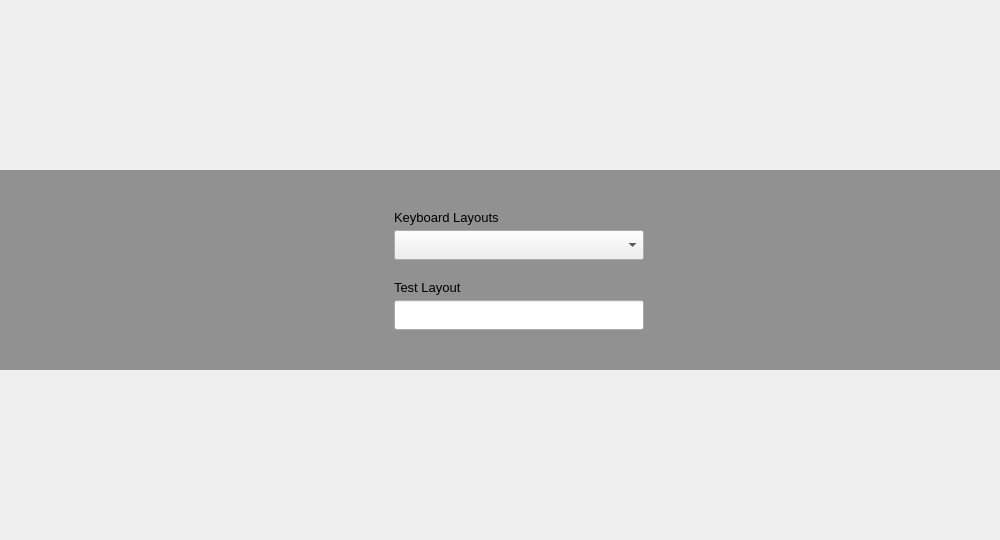
First picture: the form in yali-proximate/yali/gui/Ui/keyboardwidget.ui, repository pars-linux/uludag, before the edit.
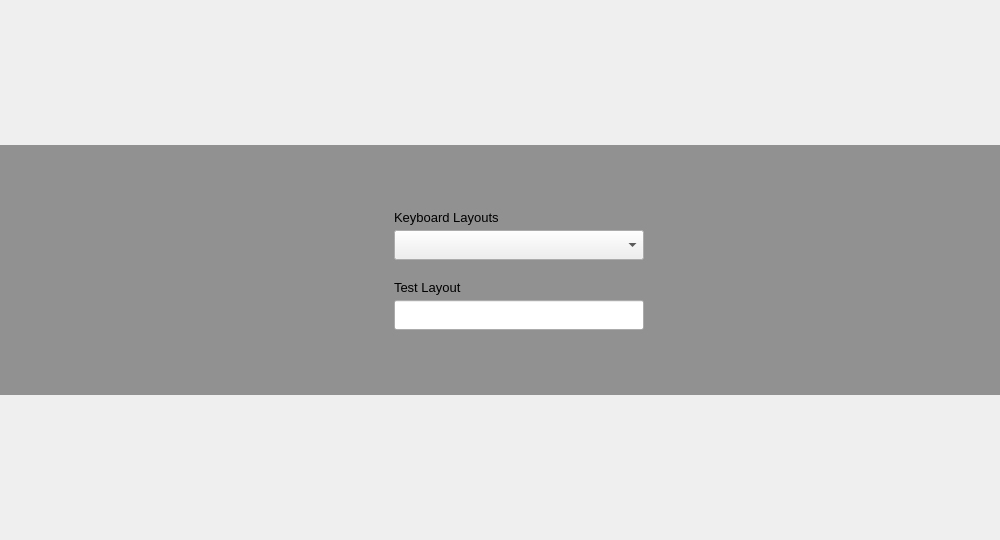
Second picture: the form after the edit. Icons and pictures are not drawn.

Diff of the .ui file:
```diff
--- a/yali-proximate/yali/gui/Ui/keyboardwidget.ui
+++ b/yali-proximate/yali/gui/Ui/keyboardwidget.ui
@@ -28,13 +28,13 @@
      <property name="minimumSize">
       <size>
        <width>600</width>
-       <height>0</height>
+       <height>250</height>
       </size>
      </property>
      <property name="maximumSize">
       <size>
        <width>16777215</width>
-       <height>200</height>
+       <height>250</height>
       </size>
      </property>
      <property name="styleSheet">
```
